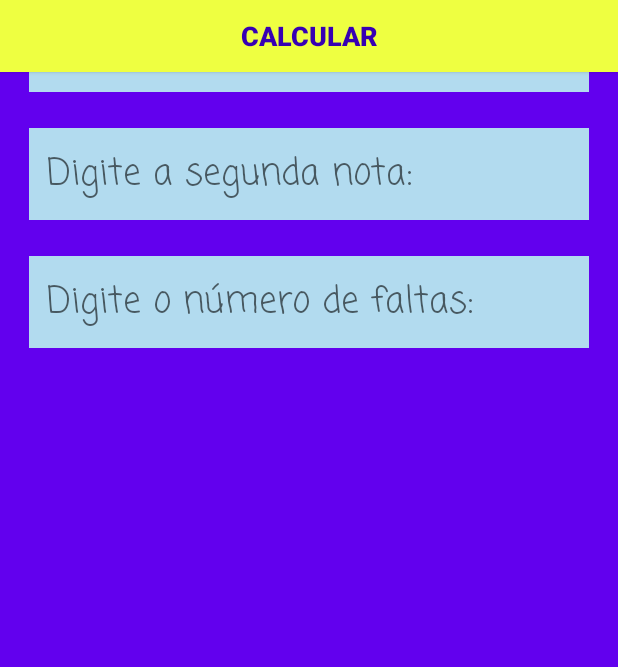
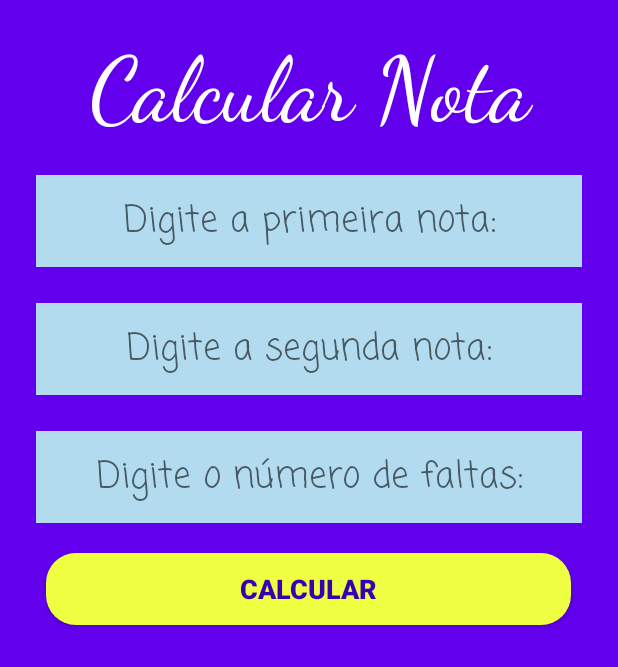
Before and after one commit to fernandahipolito/CalcularNotas, an Android app: the layout activity_main.xml on its own in the app's theme, with its tools: preview values and no code run, on a phone screen of 412 x 824 dp. Shown: the top 667 px of the screen. Run offline under Robolectric (Android 15) with nearby library versions, the phone set to English and light mode, and no system bars.

Commit message:
App em funcionamento

```diff
--- a/app/src/main/AndroidManifest.xml
+++ b/app/src/main/AndroidManifest.xml
@@ -4,18 +4,21 @@
 
     <application
             android:allowBackup="true"
-            android:icon="@mipmap/ic_launcher"
-            android:label="@string/app_name"
+            android:icon="@drawable/ic_calculadora_notas"
             android:roundIcon="@mipmap/ic_launcher_round"
             android:supportsRtl="true"
             android:theme="@style/AppTheme">
         <activity android:name=".MainActivity">
+        </activity>
+
+        <activity android:name=".SplashActivity">
             <intent-filter>
                 <action android:name="android.intent.action.MAIN"/>
 
                 <category android:name="android.intent.category.LAUNCHER"/>
             </intent-filter>
         </activity>
+
     </application>
 
 </manifest>
--- a/app/src/main/java/com/example/calcularnotas/MainActivity.kt
+++ b/app/src/main/java/com/example/calcularnotas/MainActivity.kt
@@ -1,11 +1,43 @@
 package com.example.calcularnotas
 
+import android.graphics.Color
 import androidx.appcompat.app.AppCompatActivity
 import android.os.Bundle
+import android.widget.Button
+import android.widget.TextView
+import android.widget.Toast
+import kotlinx.android.synthetic.main.activity_main.*
 
 class MainActivity : AppCompatActivity() {
     override fun onCreate(savedInstanceState: Bundle?) {
         super.onCreate(savedInstanceState)
         setContentView(R.layout.activity_main)
+
+        val botaoCalcular: Button = btn_calcular
+        val resultado: TextView = txt_resultado
+
+        botaoCalcular.setOnClickListener{
+
+            val nota1: Int = Integer.parseInt(edt_nota1.text.toString())
+            val nota2: Int = Integer.parseInt(edt_nota2.text.toString())
+            val media: Int = (nota1+nota2)/2
+            val faltas: Int = Integer.parseInt(edt_faltas.text.toString())
+
+            if(media>=7 && faltas<=10){
+                resultado.setText("O aluno foi aprovado!! \n Média: $media \n  Número de Faltas: $faltas \n ")
+                resultado.setTextColor(Color.WHITE)
+            }else{
+                resultado.setText("O aluno foi reprovado!! \n Média: $media \n  Número de Faltas: $faltas \n ")
+                resultado.setTextColor(Color.YELLOW)
+            }
+        }
     }
+
+    override fun onBackPressed() {
+        super.onBackPressed()
+        Toast.makeText(this,
+        "Obrigada por usar o nosso app!! \n Volte sempre!!",
+        Toast.LENGTH_SHORT).show()
+    }
+
 }
--- /dev/null
+++ b/app/src/main/res/drawable/back_buttom.xml
@@ -0,0 +1,10 @@
+<?xml version="1.0" encoding="utf-8"?>
+<shape xmlns:android="http://schemas.android.com/apk/res/android">
+    <solid android:color="@color/fundoYellow" />
+    <padding android:left="4dp" android:top="4dp"
+             android:right="4dp" android:bottom="4dp" />
+    <corners android:bottomLeftRadius="20dp"
+             android:bottomRightRadius="20dp"
+             android:topRightRadius="20dp"
+             android:topLeftRadius="20dp"/>
+</shape>
--- a/app/src/main/res/layout/activity_main.xml
+++ b/app/src/main/res/layout/activity_main.xml
@@ -7,31 +7,48 @@
         android:layout_height="match_parent"
         tools:context=".MainActivity"
         android:background="@color/colorPrimary">
+
+    <LinearLayout android:layout_width="match_parent"
+                  android:layout_height="wrap_content"
+                  android:layout_margin="24dp"
+                  android:orientation="vertical"
+                  app:layout_constraintTop_toTopOf="parent"
+                  app:layout_constraintEnd_toEndOf="parent"
+                  app:layout_constraintStart_toStartOf="parent">
+
+        <TextView android:layout_width="match_parent"
+                  android:layout_height="wrap_content"
+                  android:text="@string/app_name"
+                  android:fontFamily="cursive"
+                  android:textColor="@color/colorBranco"
+                  android:textSize="60dp"
+                  android:gravity="center_horizontal"
+                  android:textAlignment="center"/>
         <EditText
                 android:layout_width="wrap_content"
                 android:layout_height="wrap_content"
-            android:inputType="textPersonName"
+                android:inputType="number"
                 android:ems="10"
                 android:id="@+id/edt_nota1"
-            tools:layout_editor_absoluteY="163dp"
-            app:layout_constraintEnd_toEndOf="parent"
-            app:layout_constraintStart_toStartOf="parent"
                 android:hint="@string/nota_1"
+                android:gravity="center_horizontal"
                 android:background="@color/fundohint"
                 android:textSize="24dp"
+                android:layout_marginTop="20dp"
+                android:layout_gravity="center_horizontal"
                 android:fontFamily="casual"
-            android:padding="12dp"/>
+                android:padding="12dp"
+                android:singleLine="false"/>
         <EditText
                 android:layout_width="wrap_content"
                 android:layout_height="wrap_content"
-            android:inputType="textPersonName"
+               android:inputType="number"
                 android:ems="10"
                 android:id="@+id/edt_nota2"
-            app:layout_constraintEnd_toEndOf="parent"
-            app:layout_constraintStart_toStartOf="parent"
-            app:layout_constraintStart_toEndOf="@+id/edt_nota1"
+                android:gravity="center_horizontal"
                 android:hint="@string/nota_2"
                 android:layout_marginTop="24dp"
+                android:layout_gravity="center_horizontal"
                 android:background="@color/fundohint"
                 android:textSize="24dp"
                 android:fontFamily="casual"
@@ -41,39 +58,46 @@ android:background="@color/colorPrimary">
         <EditText
                 android:layout_width="wrap_content"
                 android:layout_height="wrap_content"
-            android:inputType="textPersonName"
+               android:inputType="number"
                 android:ems="10"
-            android:id="@+id/num_faltas"
-            app:layout_constraintEnd_toEndOf="parent"
-            app:layout_constraintStart_toStartOf="parent"
-            app:layout_constraintStart_toEndOf="@+id/edt_nota2"
+                android:gravity="center_horizontal"
+                android:id="@+id/edt_faltas"
                 android:hint="@string/faltas"
+                android:layout_gravity="center_horizontal"
                 android:layout_marginTop="24dp"
                 android:background="@color/fundohint"
                 android:textSize="24dp"
                 android:fontFamily="casual"
                 android:padding="12dp"
-            app:layout_constraintTop_toBottomOf="@+id/edt_nota2"/>
+        />
+
+
         <Button
                 android:text="@string/botao_calcular"
-            android:layout_width="match_parent"
+                android:layout_width="350dp"
                 android:layout_height="wrap_content"
                 android:id="@+id/btn_calcular"
-            android:background="@color/fundoYellow"
+                android:background="@drawable/back_buttom"
                 android:textSize="18dp"
+                android:layout_gravity="center_horizontal"
+                android:layout_marginTop="20dp"
+                android:layout_marginLeft="20dp"
+                android:layout_marginRight="20dp"
+                android:textAlignment="gravity"
                 android:textColor="@color/colorPrimaryDark"
                 android:fontFamily="sans-serif-black"
                 tools:layout_editor_absoluteY="479dp"
-            tools:layout_editor_absoluteX="157dp"/>
+        />
+        <TextView
+                android:id="@+id/txt_resultado"
+                android:layout_width="wrap_content"
+                android:layout_height="wrap_content"
+                android:fontFamily="cursive"
+                android:textStyle="bold"
+                android:textSize="24dp"
+                android:layout_marginTop="20dp"
+                android:layout_gravity="center_horizontal"
+                android:gravity="center"/>
 
-    <TextView android:layout_width="wrap_content"
-              android:layout_height="wrap_content"
-              android:text="@string/app_name"
-              android:fontFamily="cursive"
-              android:textColor="@color/colorBranco"
-              android:textSize="60dp"
-              android:layout_marginBottom="40dp"
-              app:layout_constraintEnd_toEndOf="parent"
-              app:layout_constraintStart_toStartOf="parent" app:layout_constraintBottom_toTopOf="@+id/edt_nota1"/>
-
+    </LinearLayout>
 </androidx.constraintlayout.widget.ConstraintLayout>
--- a/app/src/main/res/values/strings.xml
+++ b/app/src/main/res/values/strings.xml
@@ -1,7 +1,8 @@
 <resources>
-    <string name="app_name">CalcularNotas</string>
+    <string name="app_name">Calcular Nota</string>
     <string name="nota_1">Digite a primeira nota:</string>
     <string name="nota_2">Digite a segunda nota:</string>
     <string name="faltas">Digite o número de faltas:</string>
     <string name="botao_calcular">Calcular</string>
+    <string name="icone_splash">de Notas</string>
 </resources>
```
Lines whose indentation alone changed are shown as unchanged.
